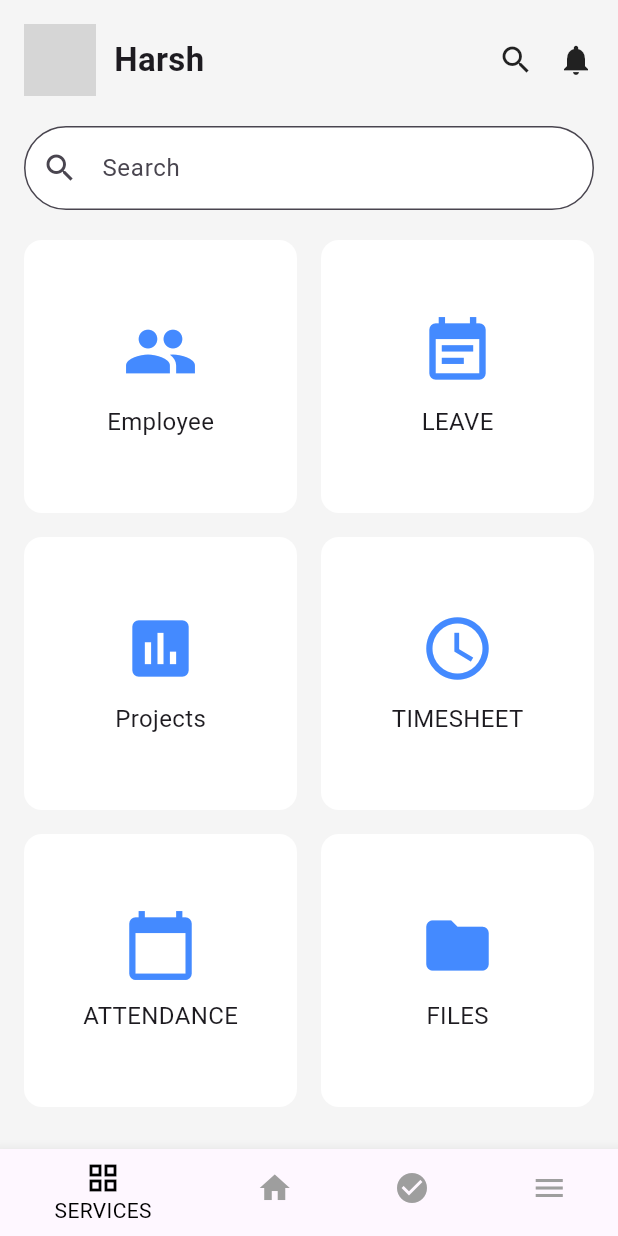
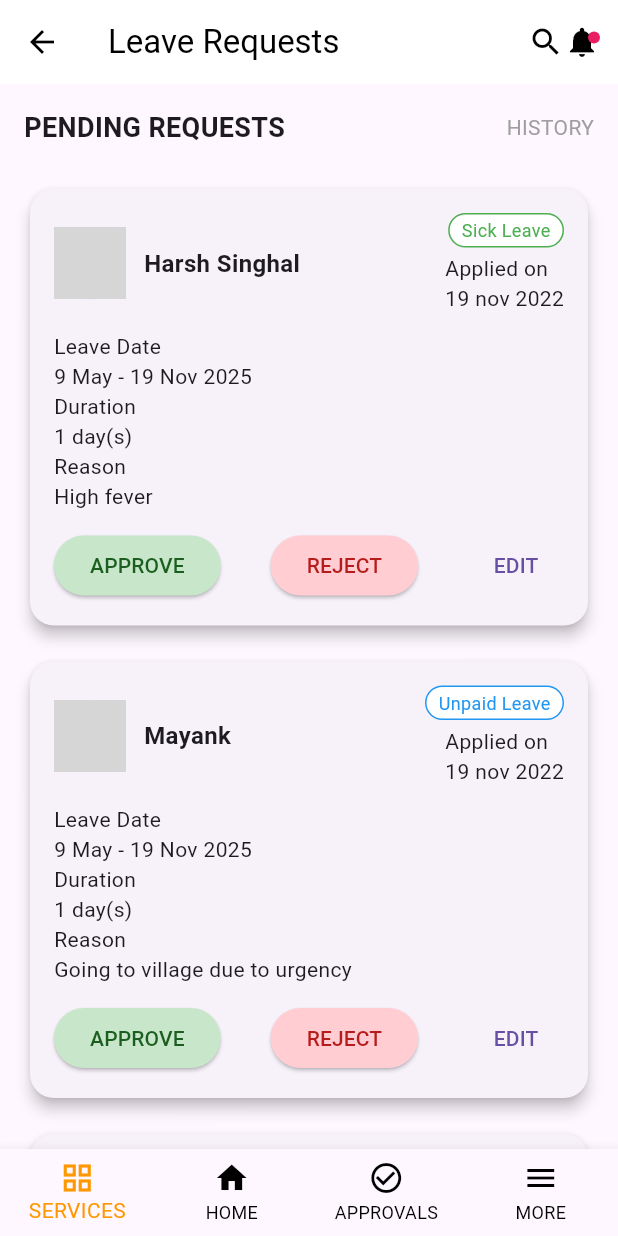
Before and after one commit to Harsh-har/HRMS-, a Flutter app: the screen it shows after launch, on a phone screen of 412 x 824 dp. Run offline on Flutter 3.47's test engine with Material 3 defaults, Android fonts, the phone set to English and light mode, and no system bars; network calls fail; grey boxes are pictures that could not be loaded.

Commit message:
this is second commit

```diff
--- /dev/null
+++ b/lib/homescreen.dart
@@ -0,0 +1,213 @@
+import 'package:flutter/material.dart';
+
+void main() => runApp(MyApp());
+
+class MyApp extends StatelessWidget {
+  @override
+  Widget build(BuildContext context) {
+    return MaterialApp(
+      debugShowCheckedModeBanner: false,
+      home: LeaveRequestsPage(),
+    );
+  }
+}
+
+class LeaveRequestsPage extends StatelessWidget {
+  final List<Map<String, String>> leaveRequests = [
+    {
+      'name': 'Harsh Singhal',
+      'type': 'Sick Leave',
+      'date': '9 May - 19 Nov 2025',
+      'duration': '1 day(s)',
+      'reason': 'High fever',
+      'applied': '19 nov 2022',
+      'balance': '',
+      'image': 'https://via.placeholder.com/150'
+    },
+    {
+      'name': 'Mayank',
+      'type': 'Unpaid Leave',
+      'date': '9 May - 19 Nov 2025',
+      'duration': '1 day(s)',
+      'reason': 'Going to village due to urgency',
+      'applied': '19 nov 2022',
+      'balance': '',
+      'image': 'https://via.placeholder.com/150'
+    },
+    {
+      'name': 'Ansh',
+      'type': 'Unpaid Leave',
+      'date': '9 May - 19 Nov 2025',
+      'duration': '1 day(s)',
+      'reason': 'High fever',
+      'applied': '19 nov 2022',
+      'balance': '0 day(s)',
+      'image': 'https://via.placeholder.com/150'
+    },
+  ];
+
+  @override
+  Widget build(BuildContext context) {
+    return Scaffold(
+      appBar: AppBar(
+        title: Text('Leave Requests'),
+        leading: Icon(Icons.arrow_back),
+        actions: [
+          Icon(Icons.search),
+          Stack(
+            children: [
+              Icon(Icons.notifications),
+              Positioned(
+                top: 5,
+                right: 0,
+                child: CircleAvatar(radius: 4, backgroundColor: Colors.pink),
+              ),
+            ],
+          ),
+          SizedBox(width: 12),
+        ],
+        backgroundColor: Colors.white,
+        foregroundColor: Colors.black,
+        elevation: 0,
+      ),
+      body: Column(
+        crossAxisAlignment: CrossAxisAlignment.start,
+        children: [
+          Padding(
+            padding: const EdgeInsets.all(16.0),
+            child: Row(
+              children: [
+                Text(
+                  'PENDING REQUESTS',
+                  style: TextStyle(fontSize: 18, fontWeight: FontWeight.bold),
+                ),
+                Spacer(),
+                Text('HISTORY', style: TextStyle(color: Colors.grey)),
+              ],
+            ),
+          ),
+          Expanded(
+            child: ListView.builder(
+              itemCount: leaveRequests.length,
+              itemBuilder: (context, index) {
+                final request = leaveRequests[index];
+                return Padding(
+                  padding: const EdgeInsets.symmetric(horizontal: 16.0, vertical: 8),
+                  child: Card(
+                    shape: RoundedRectangleBorder(borderRadius: BorderRadius.circular(16)),
+                    elevation: 4,
+                    child: Padding(
+                      padding: const EdgeInsets.all(16.0),
+                      child: Column(
+                        crossAxisAlignment: CrossAxisAlignment.start,
+                        children: [
+                          Row(
+                            children: [
+                              CircleAvatar(
+                                backgroundImage: NetworkImage(request['image']!),
+                                radius: 24,
+                              ),
+                              SizedBox(width: 12),
+                              Text(
+                                request['name']!,
+                                style: TextStyle(fontWeight: FontWeight.bold, fontSize: 16),
+                              ),
+                              Spacer(),
+                              Column(
+                                crossAxisAlignment: CrossAxisAlignment.end,
+                                children: [
+                                  Container(
+                                    decoration: BoxDecoration(
+                                      color: Colors.white,
+                                      border: Border.all(
+                                        color: request['type'] == 'Sick Leave'
+                                            ? Colors.green
+                                            : Colors.blue,
+                                      ),
+                                      borderRadius: BorderRadius.circular(16),
+                                    ),
+                                    padding: EdgeInsets.symmetric(horizontal: 8, vertical: 2),
+                                    child: Text(
+                                      request['type']!,
+                                      style: TextStyle(
+                                        fontSize: 12,
+                                        color: request['type'] == 'Sick Leave'
+                                            ? Colors.green
+                                            : Colors.blue,
+                                      ),
+                                    ),
+                                  ),
+                                  SizedBox(height: 4),
+                                  Text('Applied on\n${request['applied']}'),
+                                ],
+                              )
+                            ],
+                          ),
+                          SizedBox(height: 12),
+                          Text('Leave Date\n${request['date']}'),
+                          Text('Duration\n${request['duration']}'),
+                          if (request['balance']!.isNotEmpty)
+                            Text('Leave Balance\n${request['balance']}'),
+                          Text('Reason\n${request['reason']}'),
+                          SizedBox(height: 12),
+                          Row(
+                            mainAxisAlignment: MainAxisAlignment.spaceBetween,
+                            children: [
+                              ElevatedButton(
+                                onPressed: () {},
+                                style: ElevatedButton.styleFrom(
+                                  backgroundColor: Colors.green.shade100,
+                                  foregroundColor: Colors.green.shade900,
+                                ),
+                                child: Text('APPROVE'),
+                              ),
+                              ElevatedButton(
+                                onPressed: () {},
+                                style: ElevatedButton.styleFrom(
+                                  backgroundColor: Colors.red.shade100,
+                                  foregroundColor: Colors.red.shade900,
+                                ),
+                                child: Text('REJECT'),
+                              ),
+                              TextButton(
+                                onPressed: () {},
+                                child: Text('EDIT'),
+                              )
+                            ],
+                          )
+                        ],
+                      ),
+                    ),
+                  ),
+                );
+              },
+            ),
+          )
+        ],
+      ),
+      bottomNavigationBar: BottomNavigationBar(
+        items: const [
+          BottomNavigationBarItem(
+            icon: Icon(Icons.grid_view),
+            label: 'SERVICES',
+          ),
+          BottomNavigationBarItem(
+            icon: Icon(Icons.home),
+            label: 'HOME',
+          ),
+          BottomNavigationBarItem(
+            icon: Icon(Icons.check_circle_outline),
+            label: 'APPROVALS',
+          ),
+          BottomNavigationBarItem(
+            icon: Icon(Icons.menu),
+            label: 'MORE',
+          ),
+        ],
+        selectedItemColor: Colors.orange,
+        unselectedItemColor: Colors.black,
+        type: BottomNavigationBarType.fixed,
+      ),
+    );
+  }
+}
--- a/lib/main.dart
+++ b/lib/main.dart
@@ -1,5 +1,7 @@
 import 'package:flutter/material.dart';
-import 'package:hrms_project/servicr.dart'; // Make sure this file exists
+import 'package:hrms_project/servicr.dart';
+
+import 'homescreen.dart'; // Make sure this file exists
 
 void main() {
   runApp(MyApp());
@@ -10,7 +12,7 @@ class MyApp extends StatelessWidget {
   Widget build(BuildContext context) {
     return MaterialApp(
       debugShowCheckedModeBanner: false,
-      home:  EmployeeApp(), // Replace with actual widget class in servicr.dart
+      home:   LeaveRequestsPage (), // Replace with actual widget class in servicr.dart
     );
   }
 }
--- a/lib/servicr.dart
+++ b/lib/servicr.dart
@@ -14,11 +14,11 @@ class EmployeeApp extends StatelessWidget {
 
 class DashboardScreen extends StatelessWidget {
   final List<Map<String, dynamic>> gridItems = [
-    {"icon": Icons.group, "label": "Employee"},
-    {"icon": Icons.event_note, "label": "LEAVE"},
+    {"icon": Icons.group, "label": "Mark Attendance"},
+    {"icon": Icons.event_note, "label": "Apply LEAVE"},
     {"icon": Icons.insert_chart, "label": "Projects"},
-    {"icon": Icons.access_time, "label": "TIMESHEET"},
-    {"icon": Icons.calendar_today, "label": "ATTENDANCE"},
+    {"icon": Icons.access_time, "label": "TimeSheets"},
+    {"icon": Icons.calendar_today, "label": "Holiday Calender"},
     {"icon": Icons.folder, "label": "FILES"},
   ];
 
@@ -40,7 +40,7 @@ class DashboardScreen extends StatelessWidget {
                     children: [
                       CircleAvatar(
                         radius: 24,
-                        backgroundImage: AssetImage("assets/profile.jpg"),
+                        backgroundImage: AssetImage("assets/profile/profileuser.png"),
                       ),
                       SizedBox(width: 12),
                       Text("Harsh", style: TextStyle(fontSize: 22, fontWeight: FontWeight.bold)),
@@ -50,6 +50,7 @@ class DashboardScreen extends StatelessWidget {
                     children: [
                       Icon(Icons.search),
                       SizedBox(width: 16),
+
                       Icon(Icons.notifications),
                     ],
                   )
@@ -100,15 +101,17 @@ class DashboardScreen extends StatelessWidget {
 
       // Bottom Navigation
       bottomNavigationBar: BottomNavigationBar(
-        selectedItemColor: Colors.black,
-        unselectedItemColor: Colors.grey,
-        items: const [
-          BottomNavigationBarItem(icon: Icon(Icons.grid_view), label: 'SERVICES'),
-          BottomNavigationBarItem(icon: Icon(Icons.home), label: 'HOME'),
-          BottomNavigationBarItem(icon: Icon(Icons.check_circle), label: 'APPROVALS'),
-          BottomNavigationBarItem(icon: Icon(Icons.menu), label: 'MORE'),
-        ],
-      ),
+    type: BottomNavigationBarType.fixed, // Important to allow backgroundColor
+    selectedItemColor: Colors.white,
+    unselectedItemColor: Colors.grey,
+    backgroundColor: Colors.black, // This sets the background- color
+    items: const [
+    BottomNavigationBarItem(icon: Icon(Icons.dashboard), label: 'Dashboard'),
+    BottomNavigationBarItem(icon: Icon(Icons.insert_chart), label: 'Projects'),
+    BottomNavigationBarItem(icon: Icon(Icons.person), label: 'Profile'),
+    BottomNavigationBarItem(icon: Icon(Icons.settings), label: 'Setting'),
+    ],
+    ),
     );
   }
 }
```
Also changed, not shown: pubspec.yaml (+3 -10 lines), assets/profile/profileuser.png (added), 1 other file.
